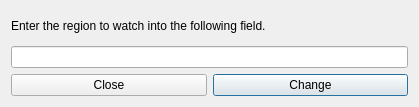
Above: src/vi/ui/RegionChooser.ui from jkey-67/spyglass before the change. Below: the same form after it.
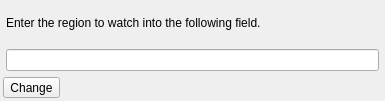
That is the form after the change. Icons and pictures are not drawn.

Commit message: 1.6.6-RC04 apply icon added, more dialogs changed to Qt.Popup

Patch:
```diff
--- a/src/vi/ui/RegionChooser.ui
+++ b/src/vi/ui/RegionChooser.ui
@@ -6,16 +6,46 @@
    <rect>
     <x>0</x>
     <y>0</y>
-    <width>419</width>
-    <height>107</height>
+    <width>385</width>
+    <height>101</height>
    </rect>
   </property>
   <property name="windowTitle">
    <string>Region</string>
   </property>
-  <layout class="QGridLayout" name="gridLayout">
-   <item row="0" column="0">
-    <layout class="QVBoxLayout" name="verticalLayout">
+  <layout class="QVBoxLayout" name="verticalLayout">
+   <property name="spacing">
+    <number>3</number>
+   </property>
+   <property name="leftMargin">
+    <number>3</number>
+   </property>
+   <property name="topMargin">
+    <number>3</number>
+   </property>
+   <property name="rightMargin">
+    <number>3</number>
+   </property>
+   <property name="bottomMargin">
+    <number>3</number>
+   </property>
+   <item>
+    <layout class="QVBoxLayout" name="verticalLayout_2" stretch="0">
+     <property name="spacing">
+      <number>3</number>
+     </property>
+     <property name="leftMargin">
+      <number>3</number>
+     </property>
+     <property name="topMargin">
+      <number>3</number>
+     </property>
+     <property name="rightMargin">
+      <number>3</number>
+     </property>
+     <property name="bottomMargin">
+      <number>3</number>
+     </property>
      <item>
       <widget class="QLabel" name="label">
        <property name="text">
@@ -29,32 +59,47 @@
        </property>
       </widget>
      </item>
+    </layout>
+   </item>
+   <item>
+    <layout class="QHBoxLayout" name="horizontalLayout_2">
+     <property name="spacing">
+      <number>3</number>
+     </property>
+     <property name="leftMargin">
+      <number>3</number>
+     </property>
+     <property name="topMargin">
+      <number>3</number>
+     </property>
+     <property name="rightMargin">
+      <number>3</number>
+     </property>
+     <property name="bottomMargin">
+      <number>3</number>
+     </property>
      <item>
       <widget class="QLineEdit" name="regionNameField"/>
      </item>
-     <item>
-      <layout class="QHBoxLayout" name="horizontalLayout_2">
-       <item>
-        <widget class="QPushButton" name="cancelButton">
-         <property name="text">
-          <string>Close</string>
-         </property>
-        </widget>
-       </item>
-       <item>
-        <widget class="QPushButton" name="saveButton">
-         <property name="text">
-          <string>Change</string>
-         </property>
-         <property name="default">
-          <bool>true</bool>
-         </property>
-        </widget>
-       </item>
-      </layout>
-     </item>
     </layout>
    </item>
+   <item>
+    <widget class="QToolButton" name="saveButton">
+     <property name="text">
+      <string>Change</string>
+     </property>
+     <property name="icon">
+      <iconset resource="resource.qrc">
+       <normaloff>:/Icons/res/apply.svg</normaloff>:/Icons/res/apply.svg</iconset>
+     </property>
+     <property name="iconSize">
+      <size>
+       <width>24</width>
+       <height>24</height>
+      </size>
+     </property>
+    </widget>
+   </item>
   </layout>
  </widget>
  <tabstops>
```
Left out of the diff: 9 changed lines with no effect on the pictures. The commit also changes 11 other files.
